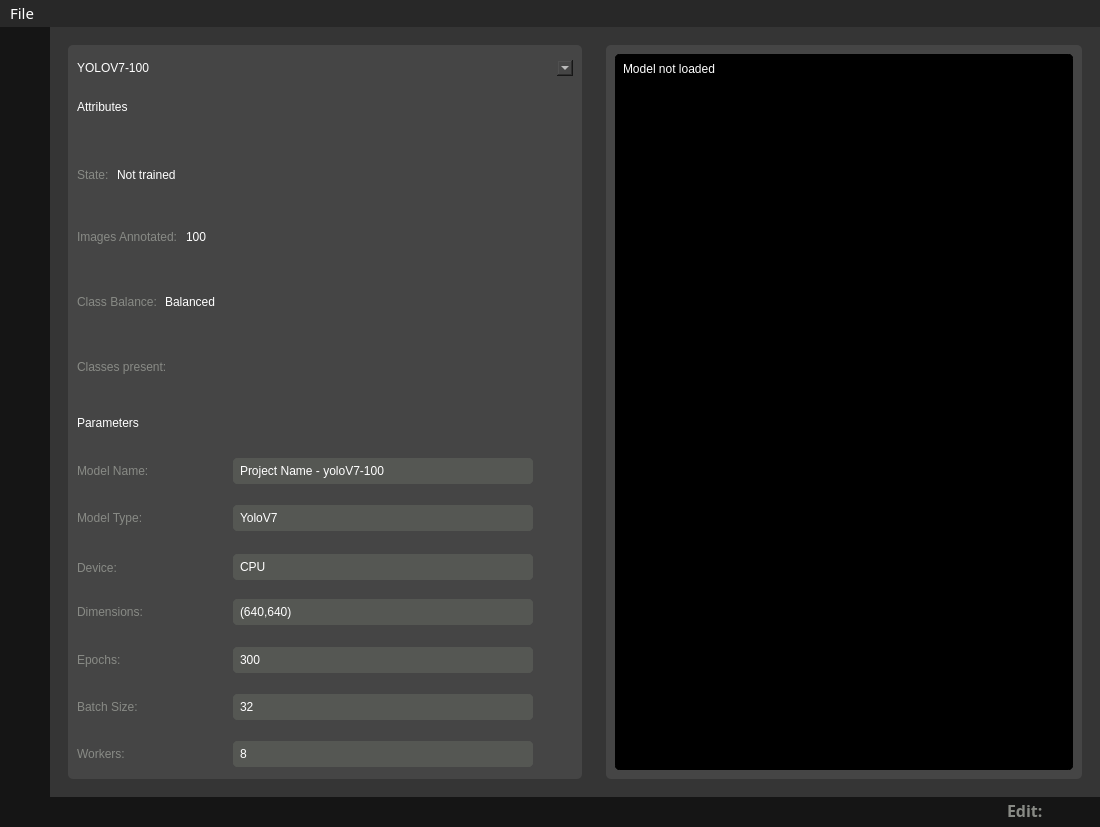
First picture: the form in yoloAnt.ui, repository Lachie1011/YoloAnt, before the edit.
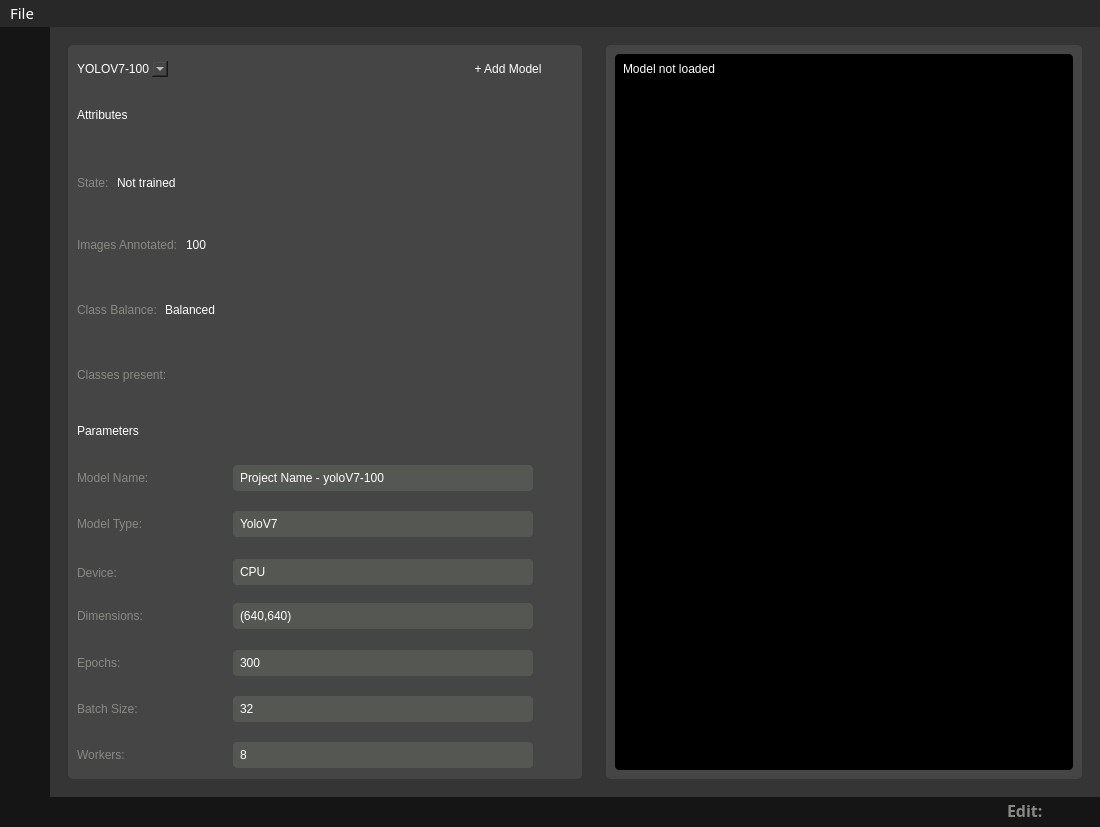
Second picture: the form after the edit. The open tabs and pages were chosen to show the change. Icons and pictures are not drawn. Custom widgets are drawn as their Qt base class.

Commit message: Model creation setup

The edit to the form file:
```diff
--- a/yoloAnt.ui
+++ b/yoloAnt.ui
@@ -3573,8 +3573,11 @@
                  <enum>QFrame::Raised</enum>
                 </property>
                 <layout class="QVBoxLayout" name="verticalLayout_28">
+                 <property name="rightMargin">
+                  <number>9</number>
+                 </property>
                  <item>
-                  <widget class="QFrame" name="modelNameFrame">
+                  <widget class="QFrame" name="modelHeaderFrame">
                    <property name="maximumSize">
                     <size>
                      <width>16777215</width>
@@ -3587,9 +3590,9 @@
                    <property name="frameShadow">
                     <enum>QFrame::Raised</enum>
                    </property>
-                   <layout class="QVBoxLayout" name="verticalLayout_37">
+                   <layout class="QHBoxLayout" name="horizontalLayout_10">
                     <property name="spacing">
-                     <number>0</number>
+                     <number>10</number>
                     </property>
                     <property name="leftMargin">
                      <number>0</number>
@@ -3603,11 +3606,14 @@
                     <property name="bottomMargin">
                      <number>0</number>
                     </property>
-                   </layout>
-                  </widget>
-                 </item>
                  <item>
-                  <widget class="QComboBox" name="modelNameComboBox">
+                     <widget class="QComboBox" name="modelNameComboBox_2">
+                      <property name="maximumSize">
+                       <size>
+                        <width>150</width>
+                        <height>16777215</height>
+                       </size>
+                      </property>
                    <property name="styleSheet">
                     <string notr="true">font: 75 bold 16pt &quot;Gotham Rounded&quot;;
 </string>
@@ -3629,6 +3635,56 @@
                   </widget>
                  </item>
                  <item>
+                     <spacer name="horizontalSpacer_12">
+                      <property name="orientation">
+                       <enum>Qt::Horizontal</enum>
+                      </property>
+                      <property name="sizeHint" stdset="0">
+                       <size>
+                        <width>40</width>
+                        <height>20</height>
+                       </size>
+                      </property>
+                     </spacer>
+                    </item>
+                    <item>
+                     <widget class="QPushButton" name="createModelBtn">
+                      <property name="sizePolicy">
+                       <sizepolicy hsizetype="Fixed" vsizetype="Fixed">
+                        <horstretch>0</horstretch>
+                        <verstretch>0</verstretch>
+                       </sizepolicy>
+                      </property>
+                      <property name="minimumSize">
+                       <size>
+                        <width>130</width>
+                        <height>30</height>
+                       </size>
+                      </property>
+                      <property name="maximumSize">
+                       <size>
+                        <width>130</width>
+                        <height>30</height>
+                       </size>
+                      </property>
+                      <property name="styleSheet">
+                       <string notr="true">background-color: #656565;
+border : 1px solid;
+border-radius: 5px;
+border-color:  rgb(85, 87, 83);
+font: 75 bold 12pt &quot;Gotham Rounded&quot;;
+
+QPushButton::hover{background-color : rgb(105, 105, 105); }</string>
+                      </property>
+                      <property name="text">
+                       <string>+ Add Model</string>
+                      </property>
+                     </widget>
+                    </item>
+                   </layout>
+                  </widget>
+                 </item>
+                 <item>
                   <widget class="QFrame" name="attributeFrame">
                    <property name="sizePolicy">
                     <sizepolicy hsizetype="Preferred" vsizetype="Preferred">
@@ -3738,7 +3794,7 @@
                         </widget>
                        </item>
                        <item>
-                        <widget class="QLineEdit" name="stateLineEdit_2">
+                        <widget class="QLineEdit" name="stateLineEdit">
                          <property name="sizePolicy">
                           <sizepolicy hsizetype="Expanding" vsizetype="Preferred">
                            <horstretch>0</horstretch>
@@ -3818,7 +3874,7 @@
                         </widget>
                        </item>
                        <item>
-                        <widget class="QLineEdit" name="annotatedImagesLineEdit_2">
+                        <widget class="QLineEdit" name="annotatedImagesLineEdit">
                          <property name="sizePolicy">
                           <sizepolicy hsizetype="Expanding" vsizetype="Preferred">
                            <horstretch>0</horstretch>
@@ -3898,7 +3954,7 @@
                         </widget>
                        </item>
                        <item>
-                        <widget class="QLineEdit" name="classImbalanclineEdit_2">
+                        <widget class="QLineEdit" name="classImbalanclineEdit">
                          <property name="sizePolicy">
                           <sizepolicy hsizetype="Expanding" vsizetype="Preferred">
                            <horstretch>0</horstretch>
@@ -4103,6 +4159,9 @@
                            <height>16777215</height>
                           </size>
                          </property>
+                         <property name="focusPolicy">
+                          <enum>Qt::StrongFocus</enum>
+                         </property>
                          <property name="styleSheet">
                           <string notr="true">font: 75 bold 12pt &quot;Gotham Rounded&quot;;
 color: rgb(255, 255, 255);
```
Lines whose indentation alone changed are shown as unchanged. The commit also changes 9 other files.
